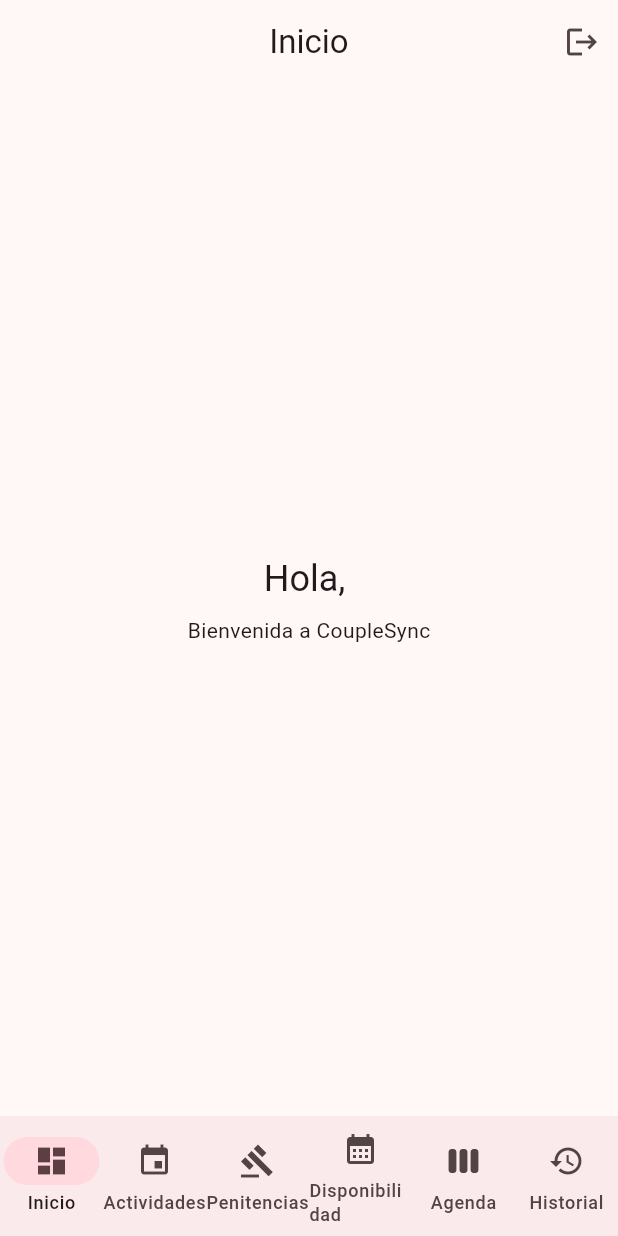
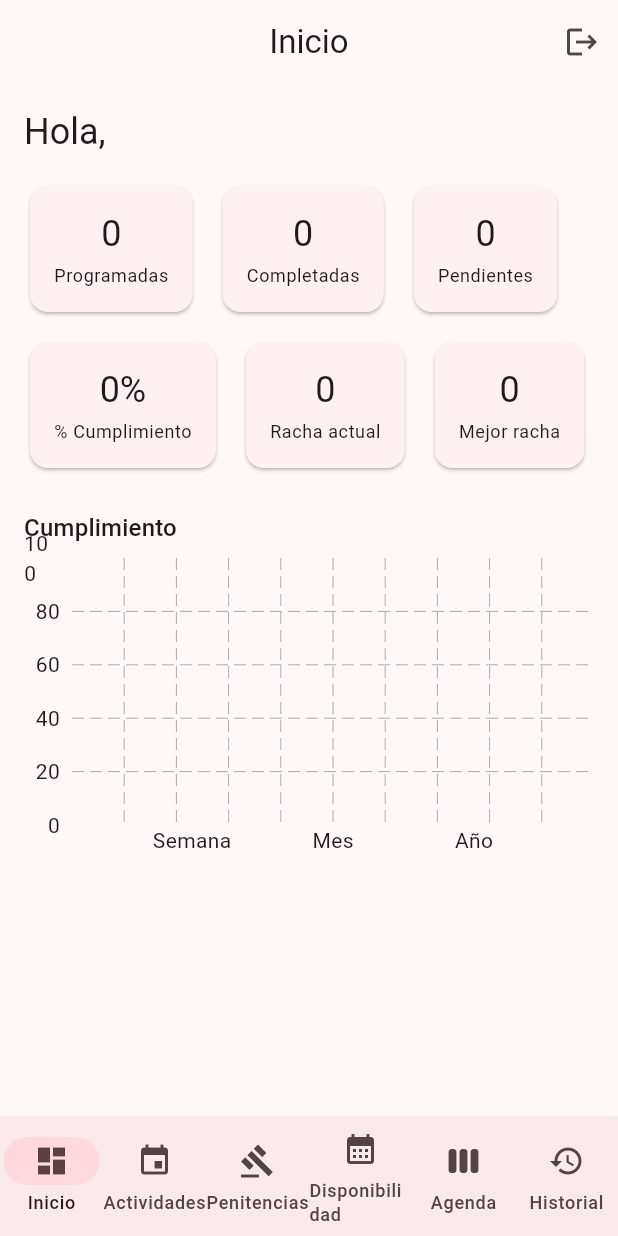
Before and after one commit to MauricioFonck/CoupleSync, a Flutter app: the DashboardScreen screen opened by its route, on a phone screen of 412 x 824 dp. Run offline on Flutter 3.47's test engine with Material 3 defaults, Android fonts, the phone set to English and light mode, and no system bars; drawn by our look-alikes of fl_chart; our stand-ins replace cloud_firestore, firebase_auth, firebase_core, firebase_messaging, flutter_riverpod, freezed_annotation and 2 more; missing offline and left inert: firebase_app_check; accounts and stored records are empty; statements that could not run were skipped.

Commit message:
feat(fase8): dashboard con KPIs y grafica de cumplimiento (fl_chart) + recalculo de rachas con widget test

```diff
--- /dev/null
+++ b/lib/presentation/providers/dashboard_controller.dart
@@ -0,0 +1,48 @@
+import 'package:flutter_riverpod/flutter_riverpod.dart';
+
+import '../../domain/entities/streak_stats.dart';
+import '../../domain/value_objects/date_range.dart';
+import '../../domain/value_objects/statuses.dart';
+import 'app_providers.dart';
+
+/// Datos agregados para el dashboard (KPIs + rachas).
+class DashboardData {
+  const DashboardData({
+    required this.stats,
+    required this.scheduled,
+    required this.completed,
+    required this.pending,
+    required this.missed,
+  });
+
+  final StreakStats stats;
+  final int scheduled;
+  final int completed;
+  final int pending;
+  final int missed;
+
+  double get compliance => scheduled == 0 ? 0 : completed / scheduled;
+}
+
+/// Recalcula las rachas (y persiste el snapshot) y agrega contadores por estado.
+final dashboardProvider = FutureProvider<DashboardData>((ref) async {
+  final statsResult = await ref.watch(statisticsServiceProvider).refresh();
+  final stats = statsResult.fold((value) => value, (failure) => throw failure);
+
+  final eventsResult = await ref.watch(schedulingServiceProvider).history(
+        DateRange(start: DateTime.utc(2000), end: DateTime.utc(2100)),
+      );
+  final events =
+      eventsResult.fold((value) => value, (failure) => throw failure);
+
+  int countBy(CompletionStatus status) =>
+      events.where((e) => e.status == status).length;
+
+  return DashboardData(
+    stats: stats,
+    scheduled: events.length,
+    completed: countBy(CompletionStatus.completed),
+    pending: countBy(CompletionStatus.pending),
+    missed: countBy(CompletionStatus.missed),
+  );
+});
--- a/lib/presentation/screens/dashboard_screen.dart
+++ b/lib/presentation/screens/dashboard_screen.dart
@@ -1,27 +1,177 @@
+import 'package:fl_chart/fl_chart.dart';
 import 'package:flutter/material.dart';
 import 'package:flutter_riverpod/flutter_riverpod.dart';
 
 import '../providers/app_providers.dart';
+import '../providers/dashboard_controller.dart';
+import '../providers/home_bootstrap.dart';
 
-/// Dashboard mínimo (KPIs y gráficas llegan en la Fase 8).
+/// Dashboard con KPIs y gráfica de cumplimiento (semanal/mensual/anual).
 class DashboardScreen extends ConsumerWidget {
   const DashboardScreen({super.key});
 
   @override
   Widget build(BuildContext context, WidgetRef ref) {
+    // Dispara la lazy generation al entrar (no bloquea la UI).
+    ref.watch(homeBootstrapProvider);
+
     final user = ref.watch(authStateProvider).asData?.value;
-    return Center(
-      child: Column(
-        mainAxisSize: MainAxisSize.min,
+    final data = ref.watch(dashboardProvider);
+
+    return RefreshIndicator(
+      onRefresh: () async => ref.invalidate(dashboardProvider),
+      child: ListView(
+        padding: const EdgeInsets.all(16),
         children: [
           Text(
             'Hola, ${user?.displayName ?? ''}',
             style: Theme.of(context).textTheme.headlineSmall,
           ),
-          const SizedBox(height: 8),
-          const Text('Bienvenida a CoupleSync'),
+          const SizedBox(height: 16),
+          data.when(
+            loading: () => const Center(
+              child: Padding(
+                padding: EdgeInsets.all(24),
+                child: CircularProgressIndicator(),
+              ),
+            ),
+            error: (e, _) => Text('Error: $e'),
+            data: (d) => Column(
+              crossAxisAlignment: CrossAxisAlignment.stretch,
+              children: [
+                Wrap(
+                  spacing: 12,
+                  runSpacing: 12,
+                  children: [
+                    _KpiCard(
+                      keyName: 'kpi_scheduled',
+                      label: 'Programadas',
+                      value: '${d.scheduled}',
+                    ),
+                    _KpiCard(
+                      keyName: 'kpi_completed',
+                      label: 'Completadas',
+                      value: '${d.completed}',
+                    ),
+                    _KpiCard(
+                      keyName: 'kpi_pending',
+                      label: 'Pendientes',
+                      value: '${d.pending}',
+                    ),
+                    _KpiCard(
+                      keyName: 'kpi_compliance',
+                      label: '% Cumplimiento',
+                      value: '${(d.compliance * 100).round()}%',
+                    ),
+                    _KpiCard(
+                      keyName: 'kpi_current_streak',
+                      label: 'Racha actual',
+                      value: '${d.stats.currentStreak}',
+                    ),
+                    _KpiCard(
+                      keyName: 'kpi_best_streak',
+                      label: 'Mejor racha',
+                      value: '${d.stats.bestStreak}',
+                    ),
+                  ],
+                ),
+                const SizedBox(height: 24),
+                Text(
+                  'Cumplimiento',
+                  style: Theme.of(context).textTheme.titleMedium,
+                ),
+                const SizedBox(height: 8),
+                SizedBox(
+                  height: 200,
+                  child: _RatesChart(
+                    weekly: d.stats.weeklyCompletionRate,
+                    monthly: d.stats.monthlyCompletionRate,
+                    yearly: d.stats.yearlyCompletionRate,
+                  ),
+                ),
+              ],
+            ),
+          ),
         ],
       ),
     );
   }
 }
+
+class _KpiCard extends StatelessWidget {
+  const _KpiCard({
+    required this.keyName,
+    required this.label,
+    required this.value,
+  });
+
+  final String keyName;
+  final String label;
+  final String value;
+
+  @override
+  Widget build(BuildContext context) {
+    return Card(
+      key: Key(keyName),
+      child: Padding(
+        padding: const EdgeInsets.all(16),
+        child: Column(
+          mainAxisSize: MainAxisSize.min,
+          children: [
+            Text(value, style: Theme.of(context).textTheme.headlineSmall),
+            const SizedBox(height: 4),
+            Text(label, style: Theme.of(context).textTheme.bodySmall),
+          ],
+        ),
+      ),
+    );
+  }
+}
+
+class _RatesChart extends StatelessWidget {
+  const _RatesChart({
+    required this.weekly,
+    required this.monthly,
+    required this.yearly,
+  });
+
+  final double weekly;
+  final double monthly;
+  final double yearly;
+
+  @override
+  Widget build(BuildContext context) {
+    const labels = ['Semana', 'Mes', 'Año'];
+    final values = [weekly, monthly, yearly];
+    final color = Theme.of(context).colorScheme.primary;
+
+    return BarChart(
+      BarChartData(
+        maxY: 100,
+        barGroups: [
+          for (var i = 0; i < values.length; i++)
+            BarChartGroupData(
+              x: i,
+              barRods: [
+                BarChartRodData(toY: values[i] * 100, color: color, width: 28),
+              ],
+            ),
+        ],
+        titlesData: FlTitlesData(
+          leftTitles: const AxisTitles(
+            sideTitles: SideTitles(showTitles: true, reservedSize: 32),
+          ),
+          rightTitles: const AxisTitles(),
+          topTitles: const AxisTitles(),
+          bottomTitles: AxisTitles(
+            sideTitles: SideTitles(
+              showTitles: true,
+              getTitlesWidget: (value, meta) => Text(labels[value.toInt()]),
+            ),
+          ),
+        ),
+        borderData: FlBorderData(show: false),
+      ),
+    );
+  }
+}
```
Also changed, not shown: 1 other file.
